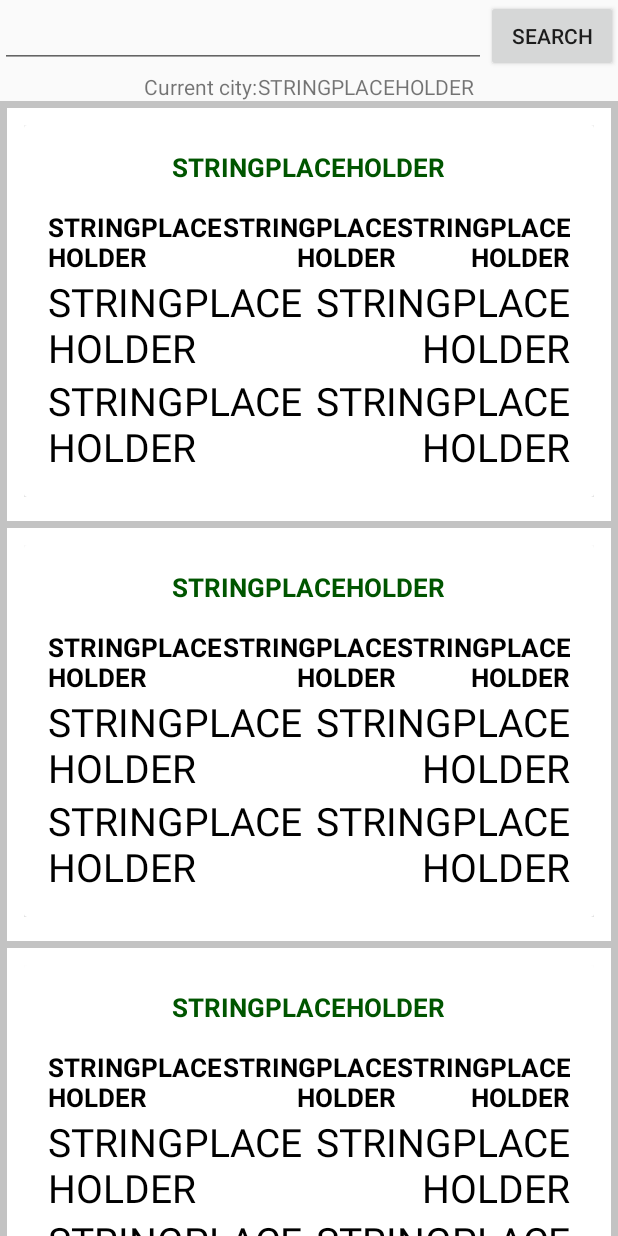
After one commit to Inubashiri-momiji/Va-a-llover, an Android app: the layout fragment_forecast_main_menu.xml on its own in the app's theme, with its tools: preview values and no code run, on a phone screen of 412 x 824 dp. The commit adds this screen. Run offline under Robolectric (Android 15) with nearby library versions, the phone set to English and light mode, and no system bars.

Commit message:
Funcional la parte lógica, inicio cambio visual

```diff
--- a/app/build.gradle
+++ b/app/build.gradle
@@ -23,8 +23,12 @@ dependencies {
     implementation 'com.android.support:appcompat-v7:27.1.1'
     implementation 'com.android.support:design:27.1.1'
     implementation 'com.android.support.constraint:constraint-layout:1.1.0'
+    implementation 'com.android.support:cardview-v7:27.1.1'
+    implementation 'com.android.support:recyclerview-v7:27.1.1'
     implementation 'com.android.volley:volley:1.1.0'
     implementation 'com.google.code.gson:gson:2.8.0'
+    implementation 'com.squareup.picasso:picasso:2.71828'
+    implementation 'com.google.android.gms:play-services-places:15.0.1'
     testImplementation 'junit:junit:4.12'
     androidTestImplementation 'com.android.support.test:runner:1.0.2'
     androidTestImplementation 'com.android.support.test.espresso:espresso-core:3.0.2'
--- a/app/src/main/AndroidManifest.xml
+++ b/app/src/main/AndroidManifest.xml
@@ -14,6 +14,10 @@
         android:supportsRtl="true"
         android:theme="@style/AppTheme"
         tools:ignore="AllowBackup,GoogleAppIndexingWarning">
+        <meta-data
+            android:name="com.google.android.geo.API_KEY"
+            android:value="AIzaSyC1w2Nb9W97hAVwJExHpV_asPGwna3IcfM"/>
+
         <activity
             android:name=".MainMenuActivity"
             android:label="@string/app_name"
--- /dev/null
+++ b/app/src/main/res/drawable/border.xml
@@ -0,0 +1,13 @@
+<?xml version="1.0" encoding="utf-8"?>
+<layer-list xmlns:android="http://schemas.android.com/apk/res/android">
+    <item>
+        <shape android:shape="rectangle">
+            <solid android:color="#5555" />
+        </shape>
+    </item>
+    <item android:left="5dp" android:right="5dp"  android:top="5dp" >
+        <shape android:shape="rectangle">
+            <solid android:color="#FFFF" />
+        </shape>
+    </item>
+</layer-list>
--- a/app/src/main/res/layout/activity_main_menu.xml
+++ b/app/src/main/res/layout/activity_main_menu.xml
@@ -3,6 +3,7 @@
     xmlns:app="http://schemas.android.com/apk/res-auto"
     xmlns:tools="http://schemas.android.com/tools"
     android:id="@+id/main_content"
+    android:background="@color/cardview_dark_background"
     android:layout_width="match_parent"
     android:layout_height="match_parent"
     android:fitsSystemWindows="true"
@@ -22,7 +23,7 @@
             android:layout_height="?attr/actionBarSize"
             android:layout_weight="1"
             android:background="#969fd4CC"
-            app:layout_scrollFlags="scroll|enterAlways"
+            app:layout_scrollFlags="enterAlways"
             app:popupTheme="@style/AppTheme.PopupOverlay"
             app:title="@string/app_name">
 
--- /dev/null
+++ b/app/src/main/res/layout/forecast_list_content.xml
@@ -0,0 +1,123 @@
+<?xml version="1.0" encoding="utf-8"?>
+<LinearLayout xmlns:android="http://schemas.android.com/apk/res/android"
+    android:orientation="vertical"
+    android:background="@drawable/border"
+    android:layout_width="match_parent"
+    android:padding="16dp"
+    android:layout_height="wrap_content">
+
+    <android.support.v7.widget.CardView
+        android:layout_width="match_parent"
+        android:layout_height="wrap_content">
+
+        <LinearLayout
+            android:orientation="vertical"
+            android:layout_width="match_parent"
+            android:padding="16dp"
+            android:layout_height="wrap_content">
+
+            <TextView
+                android:id="@+id/forecast_icon"
+                android:layout_gravity="center"
+                android:textColor="#005500"
+                android:textStyle="bold"
+                android:textSize="17sp"
+                android:text="@string/stringplaceholder"
+                android:layout_marginBottom="16dp"
+                android:layout_width="wrap_content"
+                android:layout_height="wrap_content" />
+
+            <LinearLayout
+                android:orientation="horizontal"
+                android:layout_width="match_parent"
+                android:layout_height="wrap_content">
+                <TextView
+                    android:id="@+id/forecast_current_temperature"
+                    android:layout_gravity="start"
+                    android:textColor="#000000"
+                    android:textStyle="bold"
+                    android:textSize="17sp"
+                    android:text="@string/stringplaceholder"
+                    android:layout_weight="1"
+                    android:layout_width="0dp"
+                    android:layout_height="match_parent" />
+
+                <TextView
+                    android:id="@+id/forecast_max_temperature"
+                    android:textAlignment="viewEnd"
+                    android:layout_gravity="end"
+                    android:textColor="#000000"
+                    android:textStyle="bold"
+                    android:textSize="17sp"
+                    android:text="@string/stringplaceholder"
+                    android:layout_weight="1"
+                    android:layout_width="0dp"
+                    android:layout_height="match_parent" />
+                <TextView
+                    android:id="@+id/forecast_min_temperature"
+                    android:textAlignment="viewEnd"
+                    android:layout_gravity="end"
+                    android:textColor="#000000"
+                    android:textStyle="bold"
+                    android:textSize="17sp"
+                    android:text="@string/stringplaceholder"
+                    android:layout_weight="1"
+                    android:layout_width="0dp"
+                    android:layout_height="match_parent" />
+            </LinearLayout>
+
+            <LinearLayout
+                android:orientation="horizontal"
+                android:layout_width="match_parent"
+                android:layout_height="wrap_content">
+                <TextView
+                    android:id="@+id/forecast_wetness"
+                    android:layout_gravity="start"
+                    android:textColor="#000000"
+                    android:layout_weight="1"
+                    android:textSize="26sp"
+                    android:text="@string/stringplaceholder"
+                    android:layout_width="wrap_content"
+                    android:layout_height="wrap_content" />
+                <TextView
+                    android:id="@+id/forecast_wind"
+                    android:layout_gravity="end"
+                    android:textColor="#000000"
+                    android:layout_weight="1"
+                    android:text="@string/stringplaceholder"
+                    android:textSize="26sp"
+                    android:textAlignment="viewEnd"
+                    android:layout_width="wrap_content"
+                    android:layout_height="wrap_content" />
+            </LinearLayout>
+
+            <LinearLayout
+                android:orientation="horizontal"
+                android:layout_width="match_parent"
+                android:layout_height="wrap_content">
+                <TextView
+                    android:id="@+id/forecast_clouds"
+                    android:layout_gravity="start"
+                    android:textColor="#000000"
+                    android:layout_weight="1"
+                    android:textSize="26sp"
+                    android:text="@string/stringplaceholder"
+                    android:layout_width="wrap_content"
+                    android:layout_height="wrap_content" />
+                <TextView
+                    android:id="@+id/forecast_pressure"
+                    android:layout_gravity="end"
+                    android:textColor="#000000"
+                    android:layout_weight="1"
+                    android:text="@string/stringplaceholder"
+                    android:textSize="26sp"
+                    android:textAlignment="viewEnd"
+                    android:layout_width="wrap_content"
+                    android:layout_height="wrap_content" />
+            </LinearLayout>
+
+        </LinearLayout>
+
+    </android.support.v7.widget.CardView>
+
+</LinearLayout>
--- /dev/null
+++ b/app/src/main/res/layout/fragment_forecast_main_menu.xml
@@ -0,0 +1,69 @@
+<LinearLayout xmlns:android="http://schemas.android.com/apk/res/android"
+    xmlns:app="http://schemas.android.com/apk/res-auto"
+    android:orientation="vertical"
+    xmlns:tools="http://schemas.android.com/tools"
+    android:layout_width="match_parent"
+    android:layout_height="match_parent"
+    android:fitsSystemWindows="true"
+    tools:context=".MainMenuActivity">
+
+    <LinearLayout
+        android:orientation="horizontal"
+        android:weightSum="4"
+        android:layout_width="match_parent"
+        android:layout_height="wrap_content">
+        <EditText
+            android:id="@+id/forecast_search_criteria"
+            android:layout_weight="4"
+            android:layout_width="wrap_content"
+            android:layout_height="wrap_content"
+            android:focusable="false"
+            android:inputType="text"
+            tools:ignore="LabelFor" />
+        <Button
+            android:layout_weight="0"
+            android:id="@+id/forecast_button"
+            android:text="@string/fragment_forecast_Search"
+            android:layout_width="wrap_content"
+            android:layout_height="wrap_content" />
+    </LinearLayout>
+
+
+    <LinearLayout
+        android:orientation="horizontal"
+
+        android:layout_gravity="center"
+        android:layout_width="wrap_content"
+        android:layout_height="wrap_content">
+        <TextView
+            android:gravity="start"
+            android:text="@string/forecast_current_city"
+            android:layout_width="wrap_content"
+            android:layout_height="wrap_content" />
+        <TextView
+            android:gravity="end"
+            android:id="@+id/forecast_city_name"
+            android:text="@string/stringplaceholder"
+            android:layout_width="wrap_content"
+            android:layout_height="wrap_content" />
+    </LinearLayout>
+
+    <FrameLayout
+        android:id="@+id/frameLayourForecast"
+        android:layout_width="match_parent"
+        android:layout_height="wrap_content"
+        >
+
+        <android.support.v7.widget.RecyclerView xmlns:android="http://schemas.android.com/apk/res/android"
+            xmlns:app="http://schemas.android.com/apk/res-auto"
+            xmlns:tools="http://schemas.android.com/tools"
+            android:id="@+id/weather_list"
+            android:layout_width="match_parent"
+            android:layout_height="wrap_content"
+            app:layoutManager="android.support.v7.widget.LinearLayoutManager"
+            app:layout_behavior="@string/appbar_scrolling_view_behavior"
+            tools:context=".MainMenuActivity"
+            tools:listitem="@layout/forecast_list_content" />
+    </FrameLayout>
+
+</LinearLayout>
--- a/app/src/main/res/values/strings.xml
+++ b/app/src/main/res/values/strings.xml
@@ -6,4 +6,6 @@
     <string name="GPS_alert_title">GPS is settings</string>
     <string name="GPS_alert_message">GPS is not enabled. Do you want to go to settings menu?</string>
     <string name="GPS_alert_Button_ok">Location settings</string>
+    <string name="fragment_forecast_Search">Search</string>
+    <string name="forecast_current_city">Current city:  </string>
 </resources>
--- a/app/src/main/res/values/styles.xml
+++ b/app/src/main/res/values/styles.xml
@@ -6,6 +6,7 @@
         <item name="colorPrimary">@color/colorPrimary</item>
         <item name="colorPrimaryDark">@color/colorPrimaryDark</item>
         <item name="colorAccent">@color/colorAccent</item>
+        <item name="cardViewStyle">@style/CardView</item>
     </style>
 
     <style name="AppTheme.NoActionBar">
```
Also changed, not shown: app/src/main/java/project/mobile/una/com/vaallover/Adapter/ForecastWeatherRecycleAdapter.java (added, +86 -0 lines), app/src/main/java/project/mobile/una/com/vaallover/Adapter/SectionsPagerAdapter.java (+2 -6 lines), app/src/main/java/project/mobile/una/com/vaallover/Fragment/ForecastWeatherFragment.java (added, +152 -0 lines), app/src/main/java/project/mobile/una/com/vaallover/Fragment/ForeignWeatherFragment.java (deleted, +0 -72 lines), app/src/main/java/project/mobile/una/com/vaallover/Fragment/MainWeatherFragment.java (+4 -8 lines), app/src/main/java/project/mobile/una/com/vaallover/MainMenuActivity.java (+92 -9 lines), app/src/main/res/drawable/cell_shape.xml (added, +7 -0 lines), app/src/main/res/layout/fragment_main_menu.xml (+9 -11 lines), app/src/main/res/font/arbutus.ttf (added).
